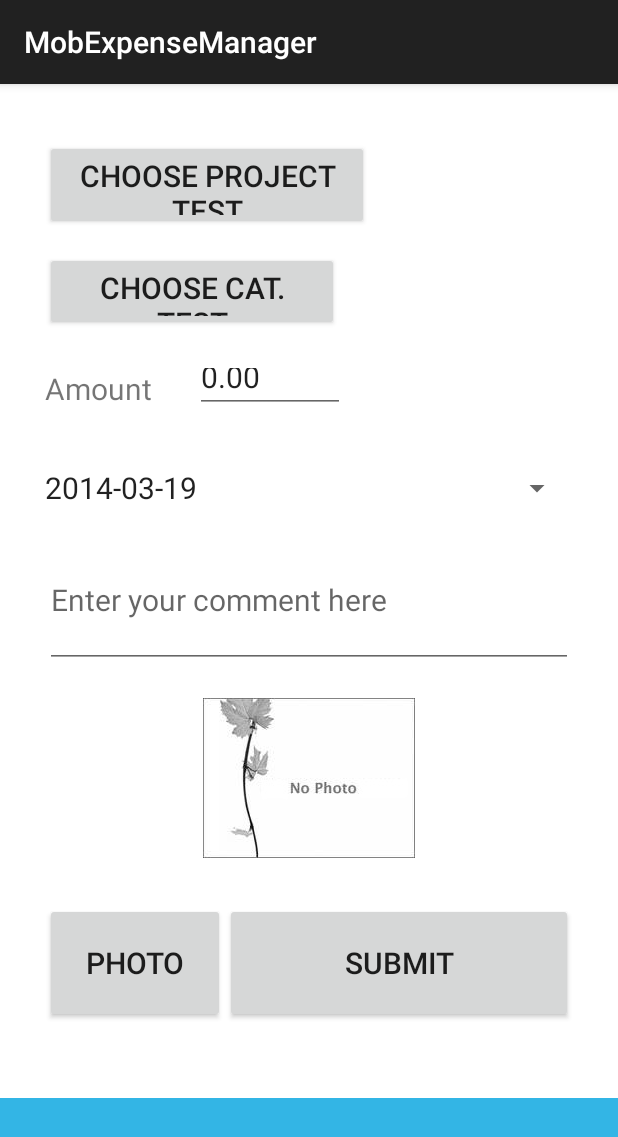
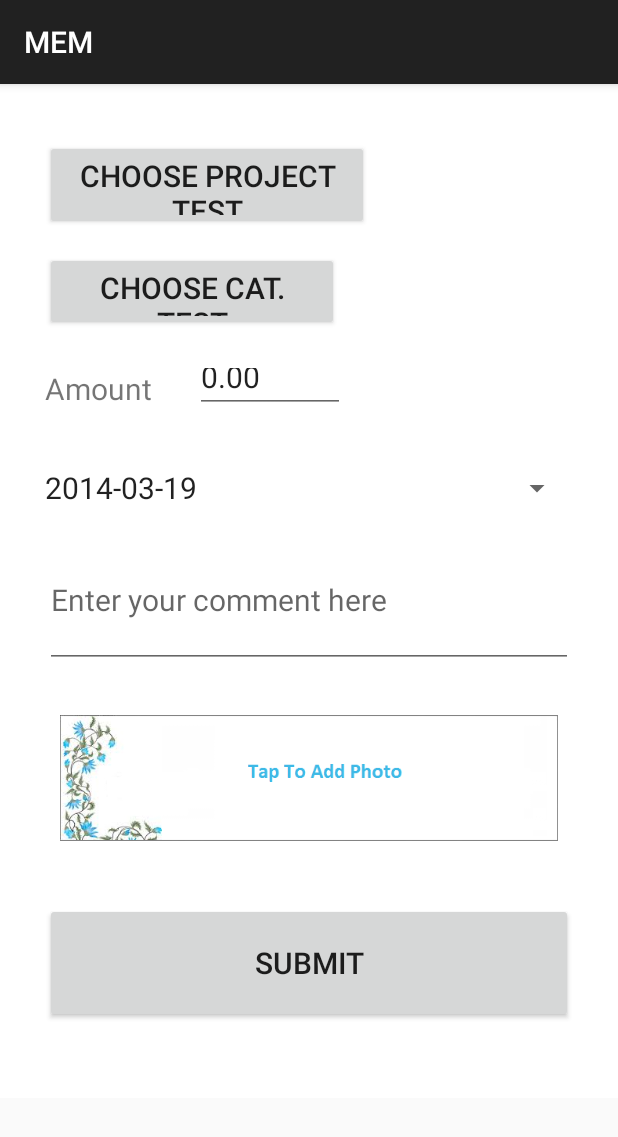
Before and after one commit to vinhnghi223/Project-5, an Android app: the AddScreenActivity screen opened directly, with no data from a screen before it, on a phone screen of 412 x 824 dp. Shown: the top 1137 px of the screen. Run offline under Robolectric (Android 15) with nearby library versions, the phone set to English and light mode, and no system bars; libraries missing offline, so code that uses them is left out: com.fourmob.datetimepicker, com.sleepbot.datetimepicker; 3 statements that could not run were skipped.

Commit message:
Update app UI

```diff
--- a/app/src/main/java/pl/byd/wsg/promand/project5/add/AddScreenActivity.java
+++ b/app/src/main/java/pl/byd/wsg/promand/project5/add/AddScreenActivity.java
@@ -49,7 +49,7 @@ public class AddScreenActivity extends ActionBarActivity implements DatePickerDi
     DataSource dataSource;
 
     //PHOTO MODULE
-    Button addImage;
+    ImageView addImage;
     ImageView previewImageThumbnail;
     Bitmap yourImage=null;
     byte imageInByte[];
@@ -100,7 +100,7 @@ public class AddScreenActivity extends ActionBarActivity implements DatePickerDi
         });
         final AlertDialog dialog = builder.create();
 
-        addImage = (Button) findViewById(R.id.photoButton);
+        addImage = (ImageView) findViewById(R.id.imageView);
 
         addImage.setOnClickListener(new View.OnClickListener() {
             public void onClick(View v) {
@@ -182,7 +182,7 @@ public class AddScreenActivity extends ActionBarActivity implements DatePickerDi
         switch (item.getItemId())
         {
             case android.R.id.home:
-                Intent intent = new Intent(this, MenuActivity.class);
+                Intent intent = new Intent(this, DashboardListViewActivity.class);
                 intent.setFlags(Intent.FLAG_ACTIVITY_CLEAR_TOP);
                 startActivity(intent);
                 return true;
--- a/app/src/main/java/pl/byd/wsg/promand/project5/categories/CarActivity.java
+++ b/app/src/main/java/pl/byd/wsg/promand/project5/categories/CarActivity.java
@@ -11,6 +11,7 @@ import android.widget.Button;
 
 import pl.byd.wsg.promand.project5.R;
 import pl.byd.wsg.promand.project5.add.AddScreenActivity;
+import pl.byd.wsg.promand.project5.dashboards.DashboardListViewActivity;
 import pl.byd.wsg.promand.project5.menus.MenuActivity;
 
 public class CarActivity extends ActionBarActivity {
@@ -38,7 +39,7 @@ public class CarActivity extends ActionBarActivity {
         // as you specify a parent activity in AndroidManifest.xml.
         switch (item.getItemId()) {
             case android.R.id.home:
-                Intent intent = new Intent(this, MenuActivity.class);
+                Intent intent = new Intent(this, DashboardListViewActivity.class);
                 intent.setFlags(Intent.FLAG_ACTIVITY_CLEAR_TOP);
                 startActivity(intent);
                 return true;
--- a/app/src/main/java/pl/byd/wsg/promand/project5/categories/CategoriesActivity.java
+++ b/app/src/main/java/pl/byd/wsg/promand/project5/categories/CategoriesActivity.java
@@ -11,6 +11,7 @@ import android.view.MenuItem;
 import android.view.View;
 
 import pl.byd.wsg.promand.project5.R;
+import pl.byd.wsg.promand.project5.dashboards.DashboardListViewActivity;
 import pl.byd.wsg.promand.project5.menus.MenuActivity;
 
 public class CategoriesActivity extends ActionBarActivity {
@@ -40,7 +41,7 @@ public class CategoriesActivity extends ActionBarActivity {
         switch (item.getItemId())
         {
             case android.R.id.home:
-                Intent intent = new Intent(this, MenuActivity.class);
+                Intent intent = new Intent(this, DashboardListViewActivity.class);
                 intent.setFlags(Intent.FLAG_ACTIVITY_CLEAR_TOP);
                 startActivity(intent);
                 return true;
--- a/app/src/main/java/pl/byd/wsg/promand/project5/categories/MealActivity.java
+++ b/app/src/main/java/pl/byd/wsg/promand/project5/categories/MealActivity.java
@@ -11,6 +11,7 @@ import android.widget.Button;
 
 import pl.byd.wsg.promand.project5.R;
 import pl.byd.wsg.promand.project5.add.AddScreenActivity;
+import pl.byd.wsg.promand.project5.dashboards.DashboardListViewActivity;
 import pl.byd.wsg.promand.project5.menus.MenuActivity;
 
 public class MealActivity extends ActionBarActivity {
@@ -39,7 +40,7 @@ public class MealActivity extends ActionBarActivity {
         switch (item.getItemId())
         {
             case android.R.id.home:
-                Intent intent = new Intent(this, MenuActivity.class);
+                Intent intent = new Intent(this, DashboardListViewActivity.class);
                 intent.setFlags(Intent.FLAG_ACTIVITY_CLEAR_TOP);
                 startActivity(intent);
                 return true;
--- a/app/src/main/java/pl/byd/wsg/promand/project5/categories/OfficeActivity.java
+++ b/app/src/main/java/pl/byd/wsg/promand/project5/categories/OfficeActivity.java
@@ -11,6 +11,7 @@ import android.widget.Button;
 
 import pl.byd.wsg.promand.project5.R;
 import pl.byd.wsg.promand.project5.add.AddScreenActivity;
+import pl.byd.wsg.promand.project5.dashboards.DashboardListViewActivity;
 import pl.byd.wsg.promand.project5.menus.MenuActivity;
 
 public class OfficeActivity extends ActionBarActivity {
@@ -39,7 +40,7 @@ public class OfficeActivity extends ActionBarActivity {
         switch (item.getItemId())
         {
             case android.R.id.home:
-                Intent intent = new Intent(this, MenuActivity.class);
+                Intent intent = new Intent(this, DashboardListViewActivity.class);
                 intent.setFlags(Intent.FLAG_ACTIVITY_CLEAR_TOP);
                 startActivity(intent);
                 return true;
--- a/app/src/main/java/pl/byd/wsg/promand/project5/categories/RepresentationActivity.java
+++ b/app/src/main/java/pl/byd/wsg/promand/project5/categories/RepresentationActivity.java
@@ -11,6 +11,7 @@ import android.widget.Button;
 
 import pl.byd.wsg.promand.project5.R;
 import pl.byd.wsg.promand.project5.add.AddScreenActivity;
+import pl.byd.wsg.promand.project5.dashboards.DashboardListViewActivity;
 import pl.byd.wsg.promand.project5.menus.MenuActivity;
 
 public class RepresentationActivity extends ActionBarActivity {
@@ -39,7 +40,7 @@ public class RepresentationActivity extends ActionBarActivity {
         switch (item.getItemId())
         {
             case android.R.id.home:
-                Intent intent = new Intent(this, MenuActivity.class);
+                Intent intent = new Intent(this, DashboardListViewActivity.class);
                 intent.setFlags(Intent.FLAG_ACTIVITY_CLEAR_TOP);
                 startActivity(intent);
                 return true;
--- a/app/src/main/java/pl/byd/wsg/promand/project5/categories/TransportActivity.java
+++ b/app/src/main/java/pl/byd/wsg/promand/project5/categories/TransportActivity.java
@@ -11,6 +11,7 @@ import android.widget.Button;
 
 import pl.byd.wsg.promand.project5.R;
 import pl.byd.wsg.promand.project5.add.AddScreenActivity;
+import pl.byd.wsg.promand.project5.dashboards.DashboardListViewActivity;
 import pl.byd.wsg.promand.project5.menus.MenuActivity;
 
 public class TransportActivity extends ActionBarActivity {
@@ -40,7 +41,7 @@ public class TransportActivity extends ActionBarActivity {
         switch (item.getItemId())
         {
             case android.R.id.home:
-                Intent intent = new Intent(this, MenuActivity.class);
+                Intent intent = new Intent(this, DashboardListViewActivity.class);
                 intent.setFlags(Intent.FLAG_ACTIVITY_CLEAR_TOP);
                 startActivity(intent);
                 return true;
--- a/app/src/main/res/layout/add_screen_test.xml
+++ b/app/src/main/res/layout/add_screen_test.xml
@@ -129,22 +129,17 @@
 
     <ImageView android:id="@+id/imageView"
         android:layout_height="wrap_content"
-        android:layout_width="fill_parent"
+        android:layout_width="match_parent"
         android:layout_margin="10dip"
-        android:src="@drawable/nophoto" />
+        android:layout_weight="1"
+        android:src="@drawable/nophoto"
+        android:onClick="submitExpense"/>
 
           <LinearLayout
               android:layout_width="match_parent"
               android:layout_height="100dp"
               android:orientation="horizontal"
               android:layout_marginTop="20dp">
-
-              <Button
-                  android:layout_width="120dp"
-                  android:layout_height="80dp"
-                  android:text="@string/photo"
-                  android:id="@+id/photoButton"
-                  />
 
               <Button
                   android:layout_width="fill_parent"
--- a/app/src/main/res/values/strings.xml
+++ b/app/src/main/res/values/strings.xml
@@ -1,7 +1,7 @@
 <?xml version="1.0" encoding="utf-8"?>
 <resources>
 
-    <string name="app_name">MobExpenseManager</string>
+    <string name="app_name">MEM</string>
     <string name="hello_world">Hello world!</string>
     <string name="action_settings">Settings</string>
     <string name="amount">Amount</string>
--- a/app/src/main/res/values/styles.xml
+++ b/app/src/main/res/values/styles.xml
@@ -1,9 +1,10 @@
 <resources>
-
     <!-- Base application theme. -->
     <style name="AppTheme" parent="Theme.AppCompat.Light.DarkActionBar">
         <item name="android:textSize">20sp</item>
-        <item name="android:colorBackground">#33b5e5</item>
+        <item name="android:actionBarStyle">@style/MyActionBarTheme</item>
     </style>
-
+    <style name="MyActionBarTheme" parent="@android:style/Widget.Holo.Light.ActionBar">
+        <item name="android:background">#33B5E5</item>
+    </style>
 </resources>
```
Also changed, not shown: app/src/main/res/drawable-hdpi/blue.png (deleted), app/src/main/res/drawable-hdpi/mem_logo.jpg (deleted), app/src/main/res/drawable-hdpi/nophoto.png, app/src/main/res/drawable-hdpi/red.png (deleted).
